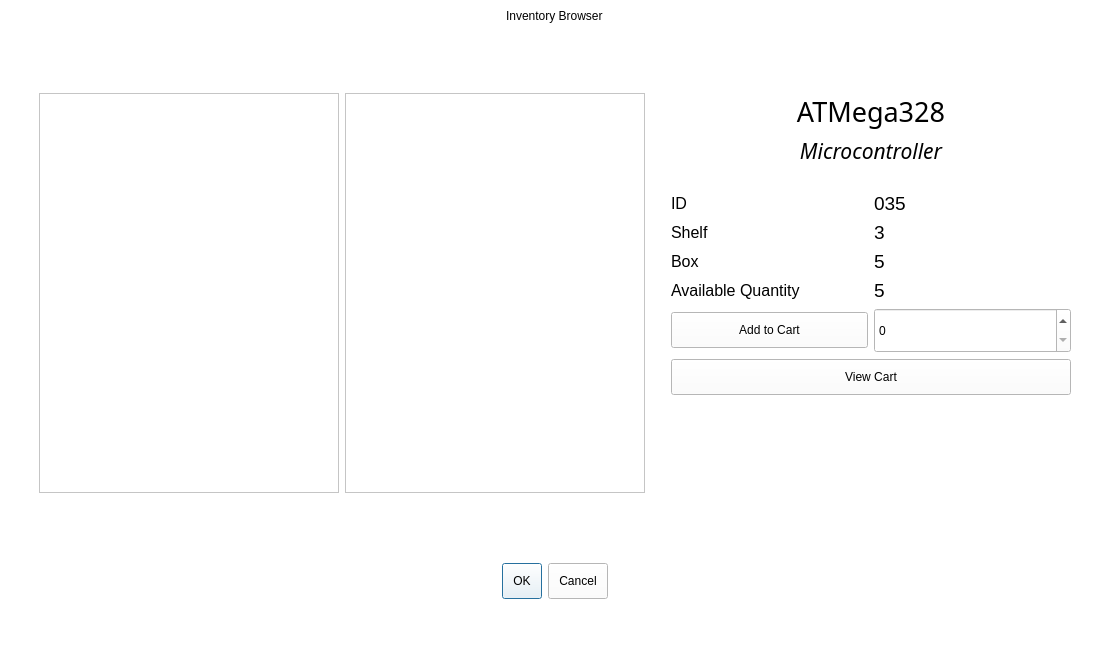
Before: the Qt Designer form inventory.ui in arc-bphc/sims-gui, drawn with Qt 5.
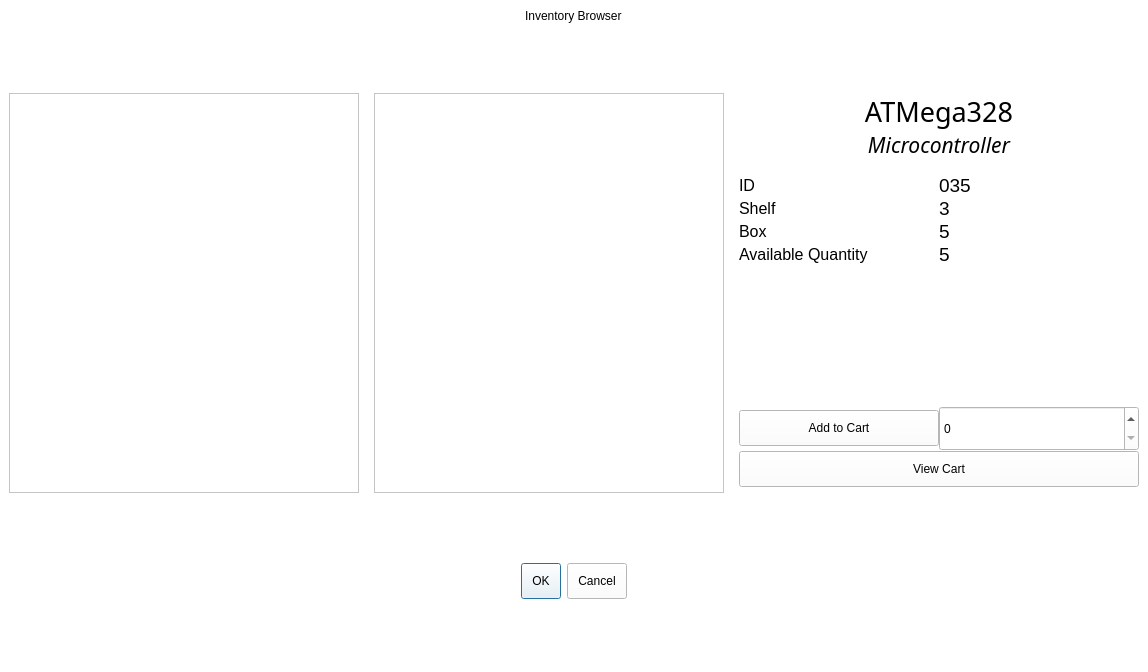
After: the same form once the commit is applied. Icons and pictures are not drawn.

What changed in the file:
```diff
--- a/inventory.ui
+++ b/inventory.ui
@@ -48,6 +48,9 @@
     </item>
     <item row="0" column="1">
      <layout class="QGridLayout" name="gridLayout_2">
+      <property name="horizontalSpacing">
+       <number>15</number>
+      </property>
       <item row="1" column="0" colspan="3">
        <spacer name="verticalSpacer">
         <property name="orientation">
@@ -65,7 +68,7 @@
        <widget class="QTreeView" name="treeView">
         <property name="minimumSize">
          <size>
-          <width>300</width>
+          <width>350</width>
           <height>400</height>
          </size>
         </property>
@@ -103,7 +106,7 @@
       <item row="4" column="2">
        <layout class="QGridLayout" name="gridLayout">
         <property name="leftMargin">
-         <number>20</number>
+         <number>0</number>
         </property>
         <property name="rightMargin">
          <number>0</number>
@@ -146,7 +149,7 @@
           </property>
          </widget>
         </item>
-        <item row="7" column="0">
+        <item row="8" column="0">
          <widget class="QPushButton" name="addToCartButton">
           <property name="text">
            <string>Add to Cart</string>
@@ -232,7 +235,7 @@
           </property>
          </widget>
         </item>
-        <item row="7" column="1">
+        <item row="8" column="1">
          <widget class="QSpinBox" name="qtySpinBox">
           <property name="minimumSize">
            <size>
@@ -292,13 +295,26 @@
           </property>
          </widget>
         </item>
-        <item row="8" column="0" colspan="2">
+        <item row="9" column="0" colspan="2">
          <widget class="QPushButton" name="cartButton">
           <property name="text">
            <string>View Cart</string>
           </property>
          </widget>
         </item>
+        <item row="7" column="1">
+         <spacer name="verticalSpacer_4">
+          <property name="orientation">
+           <enum>Qt::Vertical</enum>
+          </property>
+          <property name="sizeHint" stdset="0">
+           <size>
+            <width>20</width>
+            <height>40</height>
+           </size>
+          </property>
+         </spacer>
+        </item>
        </layout>
       </item>
       <item row="6" column="0" colspan="3">
@@ -338,7 +354,7 @@
        <widget class="QListView" name="listView">
         <property name="minimumSize">
          <size>
-          <width>300</width>
+          <width>350</width>
           <height>400</height>
          </size>
         </property>
```
Left out of the diff: 24 changed lines with no effect on the pictures.
